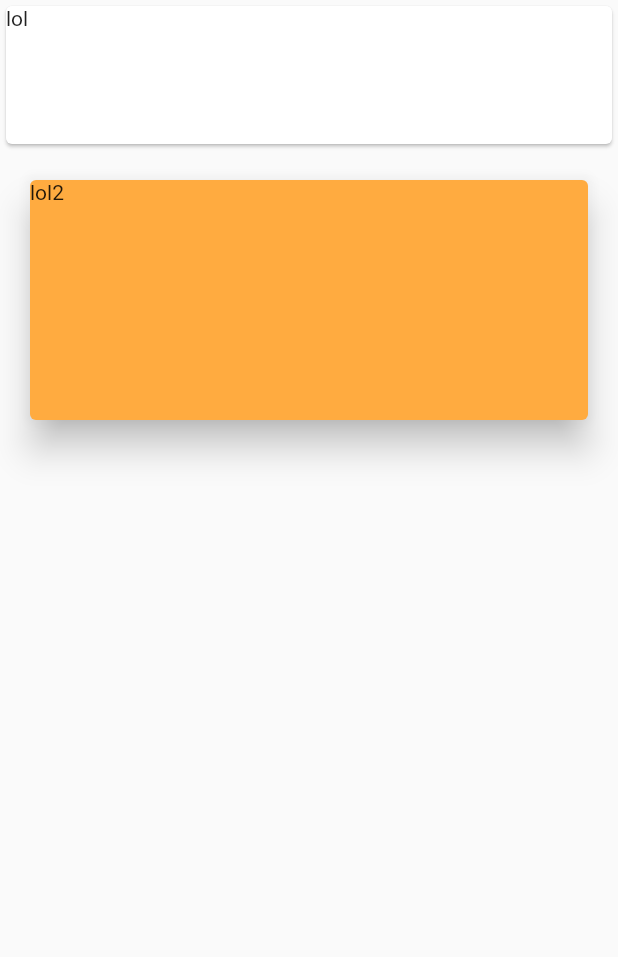
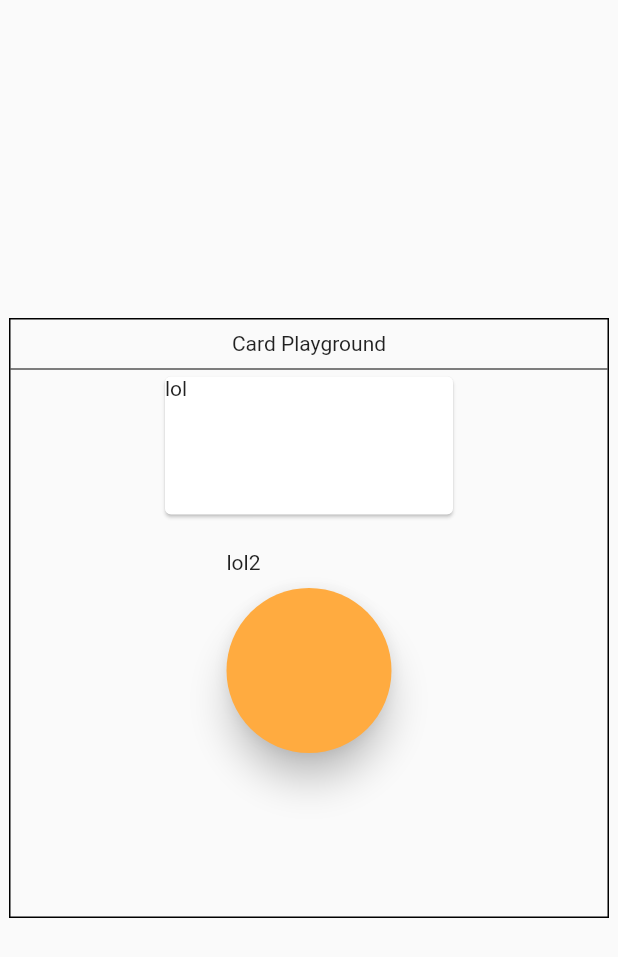
Before and after one commit to Martyniuk/flutter_widgets_lib, a Flutter app: the CardCustom widget shown alone on an empty page, opened directly, on a phone screen of 412 x 824 dp. Shown: the top 957 px of the screen. Run offline on Flutter 3.47's test engine with Material 2 defaults, Android fonts, the light colour scheme and no system bars; our stand-ins replace carousel_slider, font_awesome_flutter; missing offline and left inert: clippy_flutter, gradient_text.

Commit message:
feat: playwith library widgets

```diff
--- a/lib/library/widgets/card.dart
+++ b/lib/library/widgets/card.dart
@@ -4,8 +4,26 @@ import 'package:flutter/material.dart';
 class CardCustom extends StatelessWidget {
   @override
   Widget build(BuildContext context) {
-    return ListView(
+    return Center(
+      child: Container(
+        height: 400.0,
+        width: 400.0,
+        decoration: BoxDecoration(
+          border: Border.all(
+            width: 1.0,
+            color: Colors.black,
+          ),
+        ),
+        child: Column(
           children: <Widget>[
+            Padding(
+              padding: const EdgeInsets.all(8.0),
+              child: Text('Card Playground'),
+            ),
+            Divider(
+              color: Colors.black,
+              height: 2.0,
+            ),
             Container(
               height: 100.0,
               width: 200.0,
@@ -22,12 +40,14 @@ class CardCustom extends StatelessWidget {
                 semanticContainer: false, // - ?
                 color: Colors.orangeAccent,
                 borderOnForeground: true, // - ?
-            // shape: CircleBorder(),
+                shape: CircleBorder(),
                 elevation: 10.0,
                 child: Text('lol2'),
               ),
             ),
           ],
+        ),
+      ),
     );
   }
 }
```
Also changed, not shown: lib/library/library.dart (+43 -20 lines), lib/library/widgets/center.dart (+20 -3 lines), lib/library/widgets/column.dart (deleted, +0 -19 lines), lib/library/widgets/container.dart (+17 -8 lines), lib/library/widgets/expanded.dart (+18 -1 lines), lib/library/widgets/flexible.dart (+15 -1 lines), lib/library/widgets/text_field.dart (+16 -9 lines), lib/main.dart (+4 -7 lines). Lines whose indentation alone changed are shown as unchanged.
